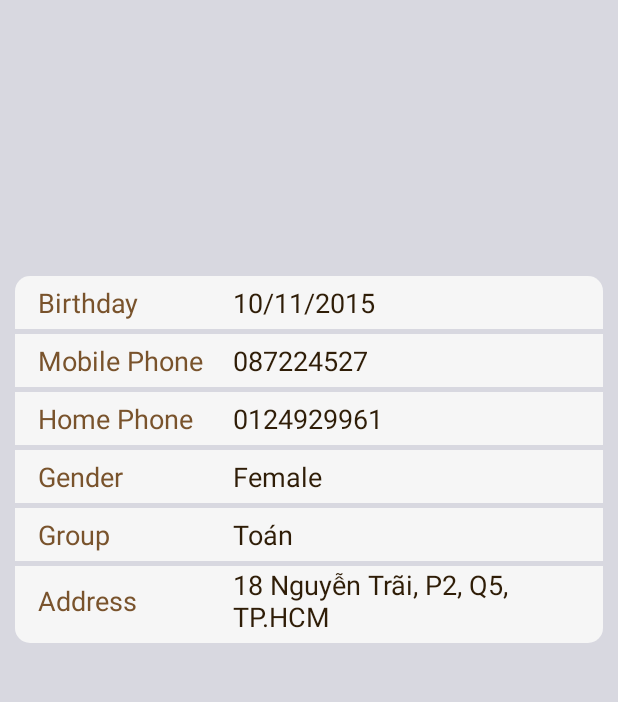
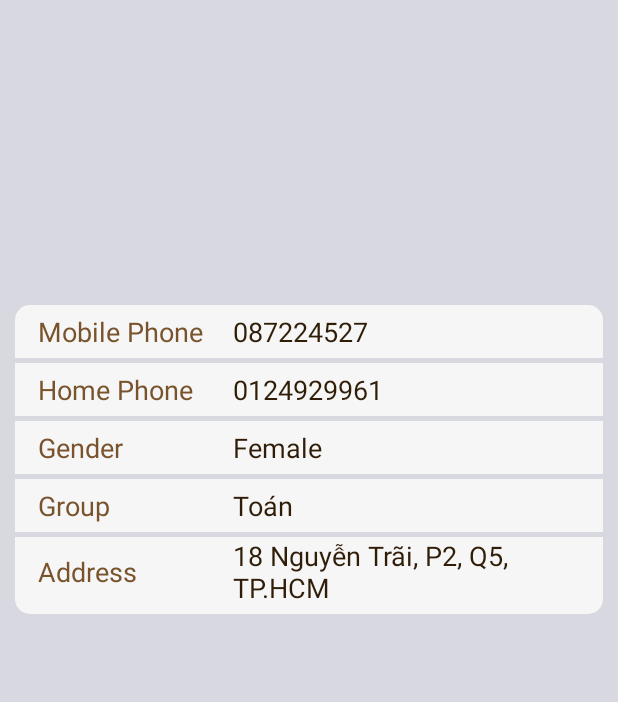
Before and after one commit to LuuBaoBK/androidSchoolM, an Android app: the layout fragmennt_teacherinfo.xml on its own in the app's theme, with its tools: preview values and no code run, on a phone screen of 412 x 824 dp, the part 351-1053 px from its top. Run offline under Robolectric (Android 15) with nearby library versions, the phone set to English and light mode, and no system bars.

Commit message:
commit change

```diff
--- a/app/src/main/java/com/example/longdinh/tabholder3/activities/LoginActivity.java
+++ b/app/src/main/java/com/example/longdinh/tabholder3/activities/LoginActivity.java
@@ -16,9 +16,6 @@ import com.google.android.gms.common.api.GoogleApiClient;
 import com.pusher.client.Pusher;
 import com.pusher.client.channel.Channel;
 import com.pusher.client.channel.SubscriptionEventListener;
-
-import org.json.JSONException;
-import org.json.JSONObject;
 
 import java.io.BufferedReader;
 import java.io.IOException;
@@ -147,6 +144,7 @@ public class LoginActivity extends AppCompatActivity {
                 StringBuffer stringBuffer = new StringBuffer();
                 while ((line = bufferedReader.readLine()) != null) {
                     stringBuffer.append(line + "\n");
+//                    System.out.println(line);
                 }
 
 //                JSONObject jsonObject = new JSONObject(stringBuffer.toString());
@@ -177,7 +175,7 @@ public class LoginActivity extends AppCompatActivity {
             if (!result.equals(WRONGPASS)) {
                 System.out.println(result + "----");
                 Intent Idashboard = new Intent(getApplicationContext(), MainActivity.class);
-                Idashboard.putExtra("userinfo_string",userinfo_string);
+                Idashboard.putExtra("userinfo_string",result);
                 startActivity(Idashboard);
                 Idashboard.addFlags(Intent.FLAG_ACTIVITY_CLEAR_TOP);
                 finish();
--- a/app/src/main/res/layout/fragmennt_admininfo.xml
+++ b/app/src/main/res/layout/fragmennt_admininfo.xml
@@ -16,6 +16,7 @@
             android:layout_height="160dp"
             android:layout_centerInParent="true"
             android:src="@drawable/icon_avatar"
+            android:id="@+id/ivAvatar"
             app:civ_border_width="2dp"
             app:civ_border_color="#000000" />
 
--- a/app/src/main/res/layout/fragmennt_teacherinfo.xml
+++ b/app/src/main/res/layout/fragmennt_teacherinfo.xml
@@ -16,6 +16,7 @@
             android:layout_height="160dp"
             android:layout_centerInParent="true"
             android:src="@drawable/profile2"
+            android:id="@+id/ivAvatar"
             app:civ_border_width="2dp"
             app:civ_border_color="#000000" />
 
@@ -58,6 +59,9 @@
         android:layout_weight="1"
         android:gravity="center"
         android:orientation="vertical">
+
+
+
         <LinearLayout
             android:orientation="horizontal"
             android:layout_width="match_parent"
@@ -66,41 +70,6 @@
             android:paddingRight="15dp"
             android:paddingBottom="5dp"
             android:background="@drawable/head_profile"
-            android:layout_marginLeft="10dp"
-            android:layout_marginRight="10dp"
-            android:layout_marginTop="3dp"
-            android:gravity="center_vertical"
-            android:paddingTop="5dp">
-
-            <TextView
-                android:layout_width="wrap_content"
-                android:layout_height="wrap_content"
-                android:minWidth="120dp"
-                android:textAppearance="?android:attr/textAppearanceMedium"
-                android:text="Birthday"
-                android:layout_gravity="center"
-                android:textColor="#79532c" />
-
-            <TextView
-                android:layout_width="wrap_content"
-                android:layout_height="wrap_content"
-                android:minWidth="120dp"
-                android:textAppearance="?android:attr/textAppearanceMedium"
-                android:text="10/11/2015"
-                android:id="@+id/tvDateOfBirth"
-                android:layout_gravity="center"
-                android:layout_marginLeft="10dp"
-                android:textColor="#2f1d07" />
-        </LinearLayout>
-
-        <LinearLayout
-            android:orientation="horizontal"
-            android:layout_width="match_parent"
-            android:layout_height="wrap_content"
-            android:paddingLeft="15dp"
-            android:paddingRight="15dp"
-            android:paddingBottom="5dp"
-            android:background="@drawable/body_profile"
             android:layout_marginLeft="10dp"
             android:layout_marginRight="10dp"
             android:layout_marginTop="3dp"
```
Also changed, not shown: app/src/main/java/com/example/longdinh/tabholder3/activities/MainActivity.java (+18 -17 lines), app/src/main/java/com/example/longdinh/tabholder3/activities/RequestManager.java (added, +212 -0 lines), app/src/main/java/com/example/longdinh/tabholder3/fragments/MyProfile.java (+54 -24 lines), app/src/main/java/com/example/longdinh/tabholder3/fragments/Schedule_Parent.java (+5 -5 lines), app/src/main/java/com/example/longdinh/tabholder3/fragments/Schedule_Person.java (+10 -49 lines), app/src/main/java/com/example/longdinh/tabholder3/noticeday/NoticeT2.java (+10 -34 lines), app/src/main/java/com/example/longdinh/tabholder3/noticeday/NoticeT3.java (+10 -34 lines), app/src/main/java/com/example/longdinh/tabholder3/noticeday/NoticeT4.java (+10 -34 lines), app/src/main/java/com/example/longdinh/tabholder3/noticeday/NoticeT5.java (+10 -34 lines), app/src/main/java/com/example/longdinh/tabholder3/noticeday/NoticeT6.java (+10 -34 lines), app/src/main/java/com/example/longdinh/tabholder3/noticeday/NoticeT7.java (+10 -34 lines).
